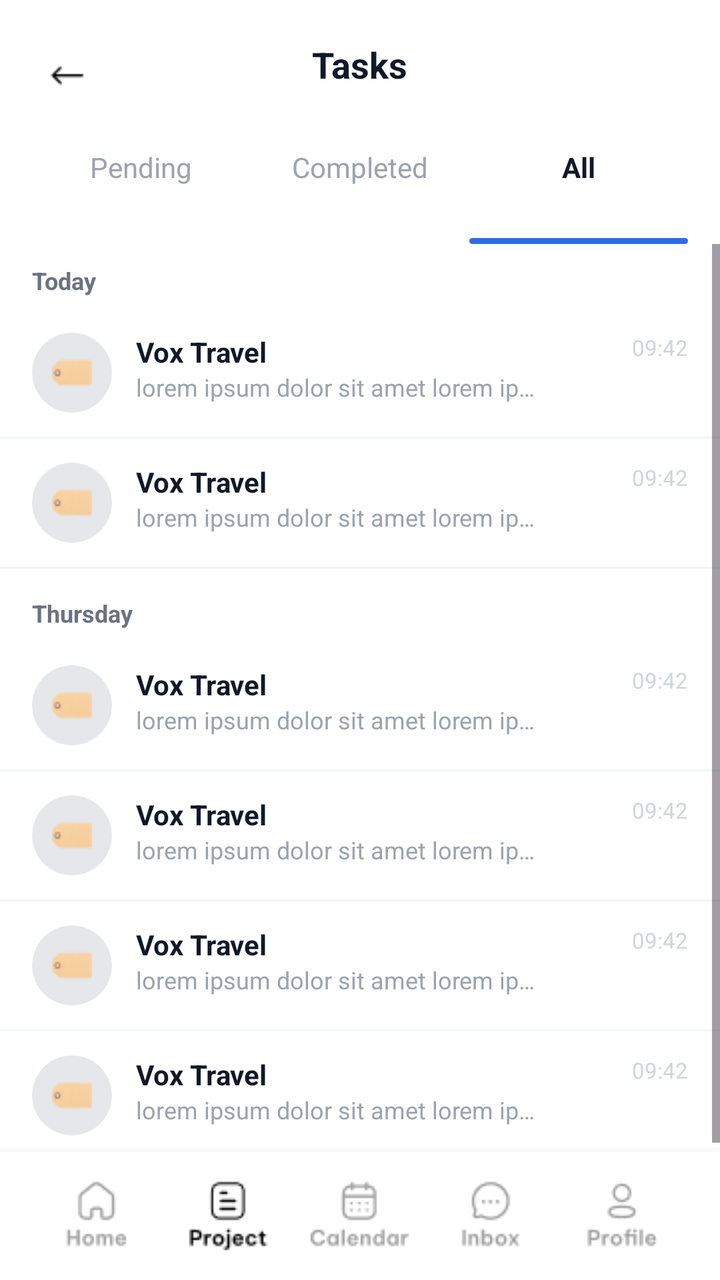
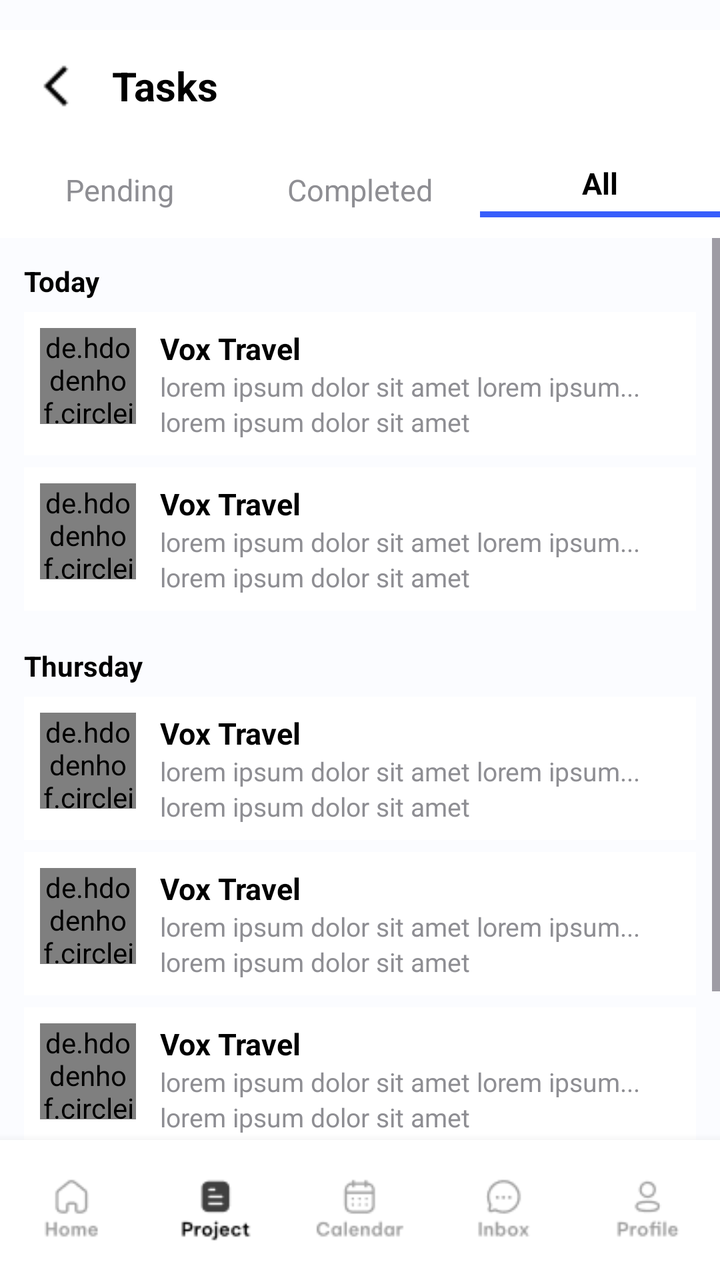

Before-and-after screenshots of an Android layout around one commit, followed by the original layout XML and the change that was made.
<!-- AndroidManifest.xml: application theme Theme.Teamflow -->
<!-- res/layout/activity_task_list_all.xml -->
<RelativeLayout xmlns:android="http://schemas.android.com/apk/res/android"
    android:layout_width="match_parent"
    android:layout_height="match_parent"
    android:background="#FFFFFF">

    
    <RelativeLayout
        android:layout_marginTop="10dp"
        android:id="@+id/topBar"
        android:layout_width="match_parent"
        android:layout_height="56dp"
        android:paddingStart="16dp"
        android:paddingEnd="16dp"
        android:gravity="center_vertical">

        <ImageView
            android:id="@+id/btnBack"
            android:layout_width="36dp"
            android:layout_height="36dp"
            android:src="@drawable/back_arrow" />

        <TextView
            android:id="@+id/tvTitle"
            android:layout_width="wrap_content"
            android:layout_height="wrap_content"
            android:layout_centerHorizontal="true"
            android:text="Tasks"
            android:textSize="18sp"
            android:textStyle="bold"
            android:textColor="#111827" />
    </RelativeLayout>

    
    <RelativeLayout
        android:id="@+id/tabs"
        android:layout_width="match_parent"
        android:layout_height="56dp"
        android:layout_below="@id/topBar"
        android:paddingStart="16dp"
        android:paddingEnd="16dp">

        <LinearLayout
            android:layout_width="match_parent"
            android:layout_height="match_parent"
            android:orientation="horizontal"
            android:gravity="center_vertical">

            <RelativeLayout
                android:id="@+id/tabPending"
                android:layout_width="0dp"
                android:layout_height="match_parent"
                android:layout_weight="1">

                <TextView
                    android:layout_width="wrap_content"
                    android:layout_height="wrap_content"
                    android:layout_centerHorizontal="true"
                    android:layout_marginTop="8dp"
                    android:text="Pending"
                    android:textSize="14sp"
                    android:textColor="#9CA3AF"/>

                

            </RelativeLayout>

            <RelativeLayout
                android:id="@+id/tabCompleted"
                android:layout_width="0dp"
                android:layout_height="match_parent"
                android:layout_weight="1">

                <TextView
                    android:layout_width="wrap_content"
                    android:layout_height="wrap_content"
                    android:layout_centerHorizontal="true"
                    android:layout_marginTop="8dp"
                    android:text="Completed"

                    android:textColor="#9CA3AF"

                    android:textSize="14sp"
                    />

            </RelativeLayout>

            <RelativeLayout
                android:id="@+id/tabAll"
                android:layout_width="0dp"
                android:layout_height="match_parent"
                android:layout_weight="1">

                <TextView
                    android:layout_width="wrap_content"
                    android:layout_height="wrap_content"
                    android:layout_centerHorizontal="true"
                    android:layout_marginTop="8dp"
                    android:text="All"
                    android:textSize="14sp"
                    android:textColor="#111827"

                    android:textStyle="bold"
                     />
                <View
                    android:layout_width="match_parent"
                    android:layout_height="3dp"
                    android:layout_alignParentBottom="true"
                    android:layout_centerHorizontal="true"
                    android:background="@drawable/bg_tab_indicator"/>
            </RelativeLayout>
        </LinearLayout>
    </RelativeLayout>

    
    <ScrollView
        android:id="@+id/scroll"
        android:layout_width="match_parent"
        android:layout_height="0dp"
        android:layout_below="@id/tabs"
        android:layout_above="@+id/bottomNav"
        android:fillViewport="true">

        <LinearLayout
            android:layout_width="match_parent"
            android:layout_height="wrap_content"
            android:orientation="vertical">

            
            <TextView
                android:layout_width="match_parent"
                android:layout_height="wrap_content"
                android:paddingStart="16dp"
                android:paddingEnd="16dp"
                android:paddingTop="10dp"
                android:paddingBottom="6dp"
                android:text="Today"
                android:textColor="#6B7280"
                android:textSize="12sp"
                android:textStyle="bold" />

            
            <include layout="@layout/row_task_item"/>
            <View android:layout_width="match_parent" android:layout_height="1dp" android:background="#F1F5F9"/>

            <include layout="@layout/row_task_item"/>
            <View android:layout_width="match_parent" android:layout_height="1dp" android:background="#F1F5F9"/>

            
            <TextView
                android:layout_width="match_parent"
                android:layout_height="wrap_content"
                android:paddingStart="16dp"
                android:paddingEnd="16dp"
                android:paddingTop="14dp"
                android:paddingBottom="6dp"
                android:text="Thursday"
                android:textColor="#6B7280"
                android:textSize="12sp"
                android:textStyle="bold" />

            <include layout="@layout/row_task_item"/>
            <View android:layout_width="match_parent" android:layout_height="1dp" android:background="#F1F5F9"/>

            <include layout="@layout/row_task_item"/>
            <View android:layout_width="match_parent" android:layout_height="1dp" android:background="#F1F5F9"/>

            <include layout="@layout/row_task_item"/>
            <View android:layout_width="match_parent" android:layout_height="1dp" android:background="#F1F5F9"/>

            <include layout="@layout/row_task_item"/>
            <View android:layout_width="match_parent" android:layout_height="1dp" android:background="#F1F5F9"/>
        </LinearLayout>
    </ScrollView>

    
    <LinearLayout
        android:id="@+id/bottomNav"
        android:layout_width="match_parent"
        android:layout_height="64dp"
        android:layout_alignParentBottom="true"
        android:orientation="horizontal"
        android:background="#FFFFFF"
        android:paddingStart="16dp"
        android:paddingEnd="16dp"
        android:elevation="8dp">

        
        <LinearLayout
            android:layout_width="0dp"
            android:layout_height="match_parent"
            android:layout_weight="1"
            android:gravity="center"
            android:orientation="vertical">

            <ImageView
                android:layout_width="wrap_content"
                android:layout_height="wrap_content"
                android:src="@drawable/home_unselect"
                />


        </LinearLayout>

        
        <LinearLayout
            android:layout_width="0dp"
            android:layout_height="match_parent"
            android:layout_weight="1"
            android:gravity="center"
            android:orientation="vertical">
            <ImageView android:layout_width="wrap_content" android:layout_height="wrap_content" android:src="@drawable/project"
                android:tint="@color/black"/>
        </LinearLayout>

        <LinearLayout
            android:layout_width="0dp"
            android:layout_height="match_parent"
            android:layout_weight="1"
            android:gravity="center"
            android:orientation="vertical">
            <ImageView android:layout_width="wrap_content" android:layout_height="wrap_content" android:src="@drawable/calendar_unselect"/>
        </LinearLayout>

        <LinearLayout
            android:layout_width="0dp"
            android:layout_height="match_parent"
            android:layout_weight="1"
            android:gravity="center"
            android:orientation="vertical">
            <ImageView android:layout_width="wrap_content" android:layout_height="wrap_content" android:src="@drawable/inbox_unselect"/>
        </LinearLayout>

        <LinearLayout
            android:layout_width="0dp"
            android:layout_height="match_parent"
            android:layout_weight="1"
            android:gravity="center"
            android:orientation="vertical">
            <ImageView android:layout_width="wrap_content" android:layout_height="wrap_content" android:src="@drawable/profile_unselect"/>
        </LinearLayout>
    </LinearLayout>
</RelativeLayout>
<!-- res/layout/row_task_item.xml (included above) -->
<RelativeLayout xmlns:android="http://schemas.android.com/apk/res/android"
    android:layout_width="match_parent"
    android:layout_height="64dp"
    android:paddingStart="16dp"
    android:paddingEnd="16dp"
    android:gravity="center_vertical">

    
    <ImageView
        android:id="@+id/ivAvatar"
        android:layout_width="40dp"
        android:layout_height="40dp"
        android:layout_alignParentStart="true"
        android:src="@drawable/tag"
        android:padding="10dp"
        android:scaleType="fitCenter"
        android:background="@drawable/bg_circle_mask"
        android:clipToOutline="true" />

    
    <LinearLayout
        android:layout_width="wrap_content"
        android:layout_height="wrap_content"
        android:layout_toEndOf="@id/ivAvatar"
        android:layout_marginStart="12dp"
        android:orientation="vertical">

        <TextView
            android:id="@+id/tvTitle"
            android:layout_width="wrap_content"
            android:layout_height="wrap_content"
            android:text="Vox Travel"
            android:textStyle="bold"
            android:textColor="#111827"
            android:textSize="14sp" />

        <TextView
            android:id="@+id/tvSub"
            android:layout_width="200dp"
            android:layout_height="wrap_content"
            android:maxLines="1"
            android:ellipsize="end"
            android:text="lorem ipsum dolor sit amet lorem ipsum dolor sit amet"
            android:textColor="#9CA3AF"
            android:textSize="12sp" />
    </LinearLayout>

    
    <TextView
        android:id="@+id/tvTime"
        android:layout_width="wrap_content"
        android:layout_height="wrap_content"
        android:layout_alignParentEnd="true"
        android:text="09:42"
        android:textColor="#D1D5DB"
        android:textSize="11sp" />
</RelativeLayout>
<!-- resources referenced by this layout -->
<resources>
  <color name="black">#FF000000</color>
  <!-- drawable back_arrow: png bitmap (drawable, 621 bytes) -->
  <!-- drawable bg_circle_mask (drawable) -->
  <shape xmlns:android="http://schemas.android.com/apk/res/android" android:shape="oval">
      <solid android:color="#E5E7EB" />
  </shape>
  <!-- drawable bg_tab_indicator (drawable) -->
  <shape xmlns:android="http://schemas.android.com/apk/res/android">
      <solid android:color="#2F6CE5"/>
      <corners android:radius="99dp"/>
  </shape>
  <!-- drawable calendar_unselect: png bitmap (drawable, 1151 bytes) -->
  <!-- drawable home_unselect: png bitmap (drawable, 898 bytes) -->
  <!-- drawable inbox_unselect: png bitmap (drawable, 952 bytes) -->
  <!-- drawable profile_unselect: png bitmap (drawable, 1003 bytes) -->
  <!-- drawable project: png bitmap (drawable, 1049 bytes) -->
  <!-- drawable tag: png bitmap (drawable, 729 bytes) -->
  <style name="Theme.Teamflow" parent="Base.Theme.Teamflow" />
  <style name="Base.Theme.Teamflow" parent="Theme.Material3.DayNight.NoActionBar">
          
         <item name="colorPrimary">#2F6CE5</item>
      </style>
</resources>

<!-- the commit's change to res/layout/activity_task_list_all.xml (unified diff, before → after) -->
@@ -1,300 +1,331 @@
+<?xml version="1.0" encoding="utf-8"?>
 <RelativeLayout xmlns:android="http://schemas.android.com/apk/res/android"
+    xmlns:tools="http://schemas.android.com/tools"
+    xmlns:app="http://schemas.android.com/apk/res-auto"
     android:layout_width="match_parent"
     android:layout_height="match_parent"
-    android:background="#FFFFFF">
+    android:background="@color/greybg"
+    android:paddingTop="15dp"
+    tools:context=".task_list_all">
 
     
     <RelativeLayout
-        android:layout_marginTop="10dp"
         android:id="@+id/topBar"
         android:layout_width="match_parent"
         android:layout_height="56dp"
-        android:paddingStart="16dp"
-        android:paddingEnd="16dp"
-        android:gravity="center_vertical">
+        android:background="@color/white"
+        android:paddingHorizontal="16dp">
 
         <ImageView
-            android:id="@+id/btnBack"
-            android:layout_width="36dp"
-            android:layout_height="36dp"
-            android:src="@drawable/back_arrow" />
-
-        <TextView
-            android:id="@+id/tvTitle"
-            android:layout_width="wrap_content"
-            android:layout_height="wrap_content"
-            android:layout_centerHorizontal="true"
+            android:id="@+id/back_arrow"
+            android:layout_width="24dp"
+            android:layout_height="24dp"
+            android:layout_centerVertical="true"
+            android:src="@drawable/back_arrow_head" />
+
+        <TextView
+            android:id="@+id/title"
+            android:layout_width="wrap_content"
+            android:layout_height="wrap_content"
+            android:layout_centerVertical="true"
+            android:layout_marginStart="40dp"
             android:text="Tasks"
-            android:textSize="18sp"
-            android:textStyle="bold"
-            android:textColor="#111827" />
+            android:textColor="@color/black"
+            android:textSize="20sp"
+            android:textStyle="bold" />
     </RelativeLayout>
 
     
-    <RelativeLayout
-        android:id="@+id/tabs"
-        android:layout_width="match_parent"
-        android:layout_height="56dp"
+    <LinearLayout
+        android:id="@+id/tabBar"
         android:layout_below="@id/topBar"
-        android:paddingStart="16dp"
-        android:paddingEnd="16dp">
-
-        <LinearLayout
-            android:layout_width="match_parent"
-            android:layout_height="match_parent"
-            android:orientation="horizontal"
-            android:gravity="center_vertical">
-
-            <RelativeLayout
-                android:id="@+id/tabPending"
-                android:layout_width="0dp"
-                android:layout_height="match_parent"
-                android:layout_weight="1">
-
-                <TextView
-                    android:layout_width="wrap_content"
-                    android:layout_height="wrap_content"
-                    android:layout_centerHorizontal="true"
-                    android:layout_marginTop="8dp"
-                    android:text="Pending"
-                    android:textSize="14sp"
-                    android:textColor="#9CA3AF"/>
-
-                
-
-            </RelativeLayout>
-
-            <RelativeLayout
-                android:id="@+id/tabCompleted"
-                android:layout_width="0dp"
-                android:layout_height="match_parent"
-                android:layout_weight="1">
-
-                <TextView
-                    android:layout_width="wrap_content"
-                    android:layout_height="wrap_content"
-                    android:layout_centerHorizontal="true"
-                    android:layout_marginTop="8dp"
-                    android:text="Completed"
-
-                    android:textColor="#9CA3AF"
-
-                    android:textSize="14sp"
-                    />
-
-            </RelativeLayout>
-
-            <RelativeLayout
-                android:id="@+id/tabAll"
-                android:layout_width="0dp"
-                android:layout_height="match_parent"
-                android:layout_weight="1">
-
-                <TextView
-                    android:layout_width="wrap_content"
-                    android:layout_height="wrap_content"
-                    android:layout_centerHorizontal="true"
-                    android:layout_marginTop="8dp"
-                    android:text="All"
-                    android:textSize="14sp"
-                    android:textColor="#111827"
-
-                    android:textStyle="bold"
-                     />
-                <View
-                    android:layout_width="match_parent"
-                    android:layout_height="3dp"
-                    android:layout_alignParentBottom="true"
-                    android:layout_centerHorizontal="true"
-                    android:background="@drawable/bg_tab_indicator"/>
-            </RelativeLayout>
-        </LinearLayout>
-    </RelativeLayout>
+        android:layout_width="match_parent"
+        android:layout_height="48dp"
+        android:orientation="horizontal"
+        android:background="@color/white"
+        android:gravity="center"
+        android:weightSum="3">
+
+        <LinearLayout
+            android:id="@+id/pendingTab"
+            android:layout_width="0dp"
+            android:layout_height="match_parent"
+            android:layout_weight="1"
+            android:orientation="vertical"
+            android:gravity="center">
+
+            <TextView
+                android:layout_width="wrap_content"
+                android:layout_height="wrap_content"
+                android:text="Pending"
+                android:textSize="15sp"
+                android:textColor="@color/textgrey" />
+        </LinearLayout>
+
+        <LinearLayout
+            android:id="@+id/completedTab"
+            android:layout_width="0dp"
+            android:layout_height="match_parent"
+            android:layout_weight="1"
+            android:orientation="vertical"
+            android:gravity="center">
+
+            <TextView
+                android:layout_width="wrap_content"
+                android:layout_height="wrap_content"
+                android:text="Completed"
+                android:textSize="15sp"
+                android:textColor="@color/textgrey" />
+        </LinearLayout>
+
+        <LinearLayout
+            android:id="@+id/allTab"
+            android:layout_width="0dp"
+            android:layout_height="match_parent"
+            android:layout_weight="1"
+            android:orientation="vertical"
+            android:gravity="center">
+
+            <TextView
+                android:layout_width="wrap_content"
+                android:layout_height="wrap_content"
+                android:text="All"
+                android:textSize="15sp"
+                android:textStyle="bold"
+                android:textColor="@color/black" />
+
+            <View
+                android:layout_width="match_parent"
+                android:layout_height="3dp"
+                android:layout_marginTop="4dp"
+                android:background="@color/bluebg" />
+        </LinearLayout>
+    </LinearLayout>
 
     
     <ScrollView
-        android:id="@+id/scroll"
+        android:id="@+id/taskScroll"
         android:layout_width="match_parent"
         android:layout_height="0dp"
-        android:layout_below="@id/tabs"
-        android:layout_above="@+id/bottomNav"
+        android:layout_below="@id/tabBar"
+        android:layout_above="@id/bottomNav"
+        android:background="@color/greybg"
         android:fillViewport="true">
 
         <LinearLayout
             android:layout_width="match_parent"
             android:layout_height="wrap_content"
-            android:orientation="vertical">
+            android:orientation="vertical"
+            android:paddingHorizontal="12dp">
 
             
             <TextView
-                android:layout_width="match_parent"
-                android:layout_height="wrap_content"
-                android:paddingStart="16dp"
-                android:paddingEnd="16dp"
-                android:paddingTop="10dp"
-                android:paddingBottom="6dp"
+                android:layout_width="wrap_content"
+                android:layout_height="wrap_content"
                 android:text="Today"
-                android:textColor="#6B7280"
-                android:textSize="12sp"
-                android:textStyle="bold" />
+                android:textStyle="bold"
+                android:textColor="@color/black"
+                android:layout_marginTop="12dp"
+                android:layout_marginBottom="6dp"
+                android:textSize="14sp" />
 
             
-            <include layout="@layout/row_task_item"/>
-            <View android:layout_width="match_parent" android:layout_height="1dp" android:background="#F1F5F9"/>
-
-            <include layout="@layout/row_task_item"/>
-            <View android:layout_width="match_parent" android:layout_height="1dp" android:background="#F1F5F9"/>
+            <include layout="@layout/item_task_placeholder" />
+            <include layout="@layout/item_task_placeholder" />
 
             
             <TextView
-                android:layout_width="match_parent"
-                android:layout_height="wrap_content"
-                android:paddingStart="16dp"
-                android:paddingEnd="16dp"
-                android:paddingTop="14dp"
-                android:paddingBottom="6dp"
+                android:layout_width="wrap_content"
+                android:layout_height="wrap_content"
                 android:text="Thursday"
-                android:textColor="#6B7280"
-                android:textSize="12sp"
-                android:textStyle="bold" />
-
-            <include layout="@layout/row_task_item"/>
-            <View android:layout_width="match_parent" android:layout_height="1dp" android:background="#F1F5F9"/>
-
-            <include layout="@layout/row_task_item"/>
-            <View android:layout_width="match_parent" android:layout_height="1dp" android:background="#F1F5F9"/>
-
-            <include layout="@layout/row_task_item"/>
-            <View android:layout_width="match_parent" android:layout_height="1dp" android:background="#F1F5F9"/>
-
-            <include layout="@layout/row_task_item"/>
-            <View android:layout_width="match_parent" android:layout_height="1dp" android:background="#F1F5F9"/>
+                android:textStyle="bold"
+                android:textColor="@color/black"
+                android:layout_marginTop="12dp"
+                android:layout_marginBottom="6dp"
+                android:textSize="14sp" />
+
+            
+            <include layout="@layout/item_task_placeholder_completed" />
+            <include layout="@layout/item_task_placeholder_completed" />
+            <include layout="@layout/item_task_placeholder_completed" />
+            <include layout="@layout/item_task_placeholder_completed" />
+
         </LinearLayout>
     </ScrollView>
 
     
     <LinearLayout
         android:id="@+id/bottomNav"
-        android:layout_width="match_parent"
-        android:layout_height="64dp"
         android:layout_alignParentBottom="true"
+        android:layout_width="match_parent"
+        android:layout_height="70dp"
         android:orientation="horizontal"
-        android:background="#FFFFFF"
-        android:paddingStart="16dp"
-        android:paddingEnd="16dp"
-        android:elevation="8dp">
-
-        
-        <LinearLayout
-            android:layout_width="0dp"
-            android:layout_height="match_parent"
-            android:layout_weight="1"
-            android:gravity="center"
-            android:orientation="vertical">
-
-            <ImageView
-                android:layout_width="wrap_content"
-                android:layout_height="wrap_content"
-                android:src="@drawable/home_unselect"
-                />
-
-
-        </LinearLayout>
-
-        
-        <LinearLayout
-            android:layout_width="0dp"
-            android:layout_height="match_parent"
-            android:layout_weight="1"
-            android:gravity="center"
-            android:orientation="vertical">
-            <ImageView android:layout_width="wrap_content" android:layout_height="wrap_content" android:src="@drawable/project"
-                android:tint="@color/black"/>
-        </LinearLayout>
-
-        <LinearLayout
-            android:layout_width="0dp"
-            android:layout_height="match_parent"
-            android:layout_weight="1"
-            android:gravity="center"
-            android:orientation="vertical">
-            <ImageView android:layout_width="wrap_content" android:layout_height="wrap_content" android:src="@drawable/calendar_unselect"/>
-        </LinearLayout>
-
-        <LinearLayout
-            android:layout_width="0dp"
-            android:layout_height="match_parent"
-            android:layout_weight="1"
-            android:gravity="center"
-            android:orientation="vertical">
-            <ImageView android:layout_width="wrap_content" android:layout_height="wrap_content" android:src="@drawable/inbox_unselect"/>
-        </LinearLayout>
-
-        <LinearLayout
-            android:layout_width="0dp"
-            android:layout_height="match_parent"
-            android:layout_weight="1"
-            android:gravity="center"
-            android:orientation="vertical">
-            <ImageView android:layout_width="wrap_content" android:layout_height="wrap_content" android:src="@drawable/profile_unselect"/>
+        android:background="@color/white"
+        android:weightSum="5"
+        android:elevation="8dp"
+        android:paddingVertical="8dp">
+
+        
+        <LinearLayout
+            android:layout_width="0dp"
+            android:layout_height="match_parent"
+            android:layout_weight="1"
+            android:gravity="center"
+            android:orientation="vertical">
+            <ImageView
+                android:layout_width="match_parent"
+                android:layout_height="match_parent"
+                android:layout_margin="10dp"
+                android:src="@drawable/home_unselect" />
+        </LinearLayout>
+
+        
+        <LinearLayout
+            android:layout_width="0dp"
+            android:layout_height="match_parent"
+            android:layout_weight="1"
+            android:gravity="center"
+            android:orientation="vertical">
+            <ImageView
+                android:layout_width="match_parent"
+                android:layout_height="match_parent"
+                android:layout_margin="10dp"
+                android:src="@drawable/project_selected" />
+        </LinearLayout>
+
+        
+        <LinearLayout
+            android:layout_width="0dp"
+            android:layout_height="match_parent"
+            android:layout_weight="1"
+            android:gravity="center"
+            android:orientation="vertical">
+            <ImageView
+                android:layout_width="match_parent"
+                android:layout_height="match_parent"
+                android:layout_margin="10dp"
+                android:src="@drawable/calendar_unselect" />
+        </LinearLayout>
+
+        
+        <LinearLayout
+            android:layout_width="0dp"
+            android:layout_height="match_parent"
+            android:layout_weight="1"
+            android:gravity="center"
+            android:orientation="vertical">
+            <ImageView
+                android:layout_width="match_parent"
+                android:layout_height="match_parent"
+                android:layout_margin="10dp"
+                android:src="@drawable/inbox_unselect" />
+        </LinearLayout>
+
+        
+        <LinearLayout
+            android:layout_width="0dp"
+            android:layout_height="match_parent"
+            android:layout_weight="1"
+            android:gravity="center"
+            android:orientation="vertical">
+            <ImageView
+                android:layout_width="match_parent"
+                android:layout_height="match_parent"
+                android:layout_margin="10dp"
+                android:src="@drawable/profile_unselect" />
         </LinearLayout>
     </LinearLayout>
+
 </RelativeLayout>
-<!-- res/layout/row_task_item.xml (included above) -->
-<RelativeLayout xmlns:android="http://schemas.android.com/apk/res/android"
+<!-- res/layout/item_task_placeholder.xml (included above) -->
+<?xml version="1.0" encoding="utf-8"?>
+<LinearLayout xmlns:android="http://schemas.android.com/apk/res/android"
+    xmlns:app="http://schemas.android.com/apk/res-auto"
     android:layout_width="match_parent"
-    android:layout_height="64dp"
-    android:paddingStart="16dp"
-    android:paddingEnd="16dp"
-    android:gravity="center_vertical">
-
-    
-    <ImageView
-        android:id="@+id/ivAvatar"
-        android:layout_width="40dp"
-        android:layout_height="40dp"
-        android:layout_alignParentStart="true"
-        android:src="@drawable/tag"
-        android:padding="10dp"
-        android:scaleType="fitCenter"
-        android:background="@drawable/bg_circle_mask"
-        android:clipToOutline="true" />
-
-    
+    android:layout_height="wrap_content"
+    android:orientation="horizontal"
+    android:padding="8dp"
+    android:layout_marginBottom="6dp"
+    android:background="@color/white">
+
+    <de.hdodenhof.circleimageview.CircleImageView
+        android:layout_width="48dp"
+        android:layout_height="48dp"
+        android:src="@drawable/task_placeholder_pending"
+        android:layout_marginEnd="12dp"
+        app:civ_border_width="0dp" />
+
     <LinearLayout
-        android:layout_width="wrap_content"
+        android:layout_width="match_parent"
         android:layout_height="wrap_content"
-        android:layout_toEndOf="@id/ivAvatar"
-        android:layout_marginStart="12dp"
         android:orientation="vertical">
 
         <TextView
-            android:id="@+id/tvTitle"
             android:layout_width="wrap_content"
             android:layout_height="wrap_content"
             android:text="Vox Travel"
+            android:textColor="@color/black"
             android:textStyle="bold"
-            android:textColor="#111827"
-            android:textSize="14sp" />
-
-        <TextView
-            android:id="@+id/tvSub"
-            android:layout_width="200dp"
-            android:layout_height="wrap_content"
-            android:maxLines="1"
-            android:ellipsize="end"
-            android:text="lorem ipsum dolor sit amet lorem ipsum dolor sit amet"
-            android:textColor="#9CA3AF"
-            android:textSize="12sp" />
+            android:textSize="15sp" />
+
+        <TextView
+            android:layout_width="wrap_content"
+            android:layout_height="wrap_content"
+            android:text="lorem ipsum dolor sit amet lorem ipsum..."
+            android:textColor="@color/textgrey"
+            android:textSize="13sp" />
+
+        <TextView
+            android:layout_width="wrap_content"
+            android:layout_height="wrap_content"
+            android:text="lorem ipsum dolor sit amet"
+            android:textColor="@color/textgrey"
+            android:textSize="13sp" />
     </LinearLayout>
-
-    
-    <TextView
-        android:id="@+id/tvTime"
-        android:layout_width="wrap_content"
+</LinearLayout>
+<!-- res/layout/item_task_placeholder_completed.xml (included above) -->
+<?xml version="1.0" encoding="utf-8"?>
+<LinearLayout xmlns:android="http://schemas.android.com/apk/res/android"
+    xmlns:app="http://schemas.android.com/apk/res-auto"
+    android:layout_width="match_parent"
+    android:layout_height="wrap_content"
+    android:orientation="horizontal"
+    android:padding="8dp"
+    android:layout_marginBottom="6dp"
+    android:background="@color/white">
+
+    <de.hdodenhof.circleimageview.CircleImageView
+        android:layout_width="48dp"
+        android:layout_height="48dp"
+        android:src="@drawable/task_placeholder_completed"
+        android:layout_marginEnd="12dp"
+        app:civ_border_width="0dp" />
+
+    <LinearLayout
+        android:layout_width="match_parent"
         android:layout_height="wrap_content"
-        android:layout_alignParentEnd="true"
-        android:text="09:42"
-        android:textColor="#D1D5DB"
-        android:textSize="11sp" />
-</RelativeLayout>
+        android:orientation="vertical">
+
+        <TextView
+            android:layout_width="wrap_content"
+            android:layout_height="wrap_content"
+            android:text="Vox Travel"
+            android:textColor="@color/black"
+            android:textStyle="bold"
+            android:textSize="15sp" />
+
+        <TextView
+            android:layout_width="wrap_content"
+            android:layout_height="wrap_content"
+            android:text="lorem ipsum dolor sit amet lorem ipsum..."
+            android:textColor="@color/textgrey"
+            android:textSize="13sp" />
+
+        <TextView
+            android:layout_width="wrap_content"
+            android:layout_height="wrap_content"
+            android:text="lorem ipsum dolor sit amet"
+            android:textColor="@color/textgrey"
+            android:textSize="13sp" />
+    </LinearLayout>
+</LinearLayout>
<!-- resource entries referenced after the edit -->
@@ -1,22 +1,18 @@
 <!-- resources referenced by this layout -->
 <resources>
   <color name="black">#FF000000</color>
-  <!-- drawable back_arrow: png bitmap (drawable, 621 bytes) -->
-  <!-- drawable bg_circle_mask (drawable) -->
-  <shape xmlns:android="http://schemas.android.com/apk/res/android" android:shape="oval">
-      <solid android:color="#E5E7EB" />
-  </shape>
-  <!-- drawable bg_tab_indicator (drawable) -->
-  <shape xmlns:android="http://schemas.android.com/apk/res/android">
-      <solid android:color="#2F6CE5"/>
-      <corners android:radius="99dp"/>
-  </shape>
+  <color name="bluebg">#375DFB</color>
+  <color name="greybg">#FBFCFF</color>
+  <color name="textgrey">#8E8E93</color>
+  <color name="white">#FFFFFFFF</color>
+  <!-- drawable back_arrow_head: png bitmap (drawable, 210 bytes) -->
   <!-- drawable calendar_unselect: png bitmap (drawable, 1151 bytes) -->
   <!-- drawable home_unselect: png bitmap (drawable, 898 bytes) -->
   <!-- drawable inbox_unselect: png bitmap (drawable, 952 bytes) -->
   <!-- drawable profile_unselect: png bitmap (drawable, 1003 bytes) -->
-  <!-- drawable project: png bitmap (drawable, 1049 bytes) -->
-  <!-- drawable tag: png bitmap (drawable, 729 bytes) -->
+  <!-- drawable project_selected: png bitmap (drawable, 725 bytes) -->
+  <!-- drawable task_placeholder_completed: png bitmap (drawable, 1567 bytes) -->
+  <!-- drawable task_placeholder_pending: png bitmap (drawable, 1655 bytes) -->
   <style name="Theme.Teamflow" parent="Base.Theme.Teamflow" />
   <style name="Base.Theme.Teamflow" parent="Theme.Material3.DayNight.NoActionBar">
           
